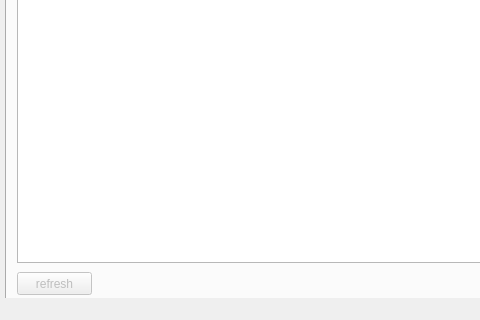
Before: the Qt Designer form mainwindow.ui in alexeypertcev/ksu-ivt-nagruzka, drawn with Qt 5; both pictures show x 0 to 480 and y 380 to 700 of the 1270 by 700 pixel window.
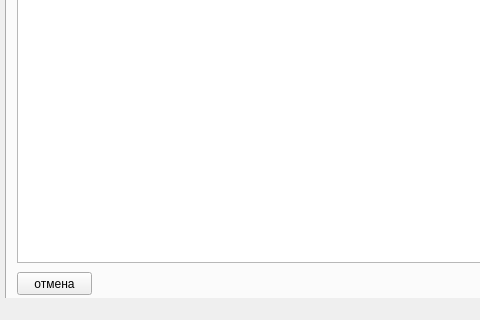
After: the same form once the commit is applied. The open tabs and pages were chosen to show the change. Custom widgets are drawn as their Qt base class.

What changed in the file:
```diff
--- a/mainwindow.ui
+++ b/mainwindow.ui
@@ -160,7 +160,7 @@
      </widget>
      <widget class="QPushButton" name="pushButton">
       <property name="enabled">
-       <bool>false</bool>
+       <bool>true</bool>
       </property>
       <property name="geometry">
        <rect>
@@ -171,7 +171,7 @@
        </rect>
       </property>
       <property name="text">
-       <string>refresh</string>
+       <string>отмена</string>
       </property>
      </widget>
     </widget>
```
Left out of the diff: 2 changed lines with no effect on the pictures.
